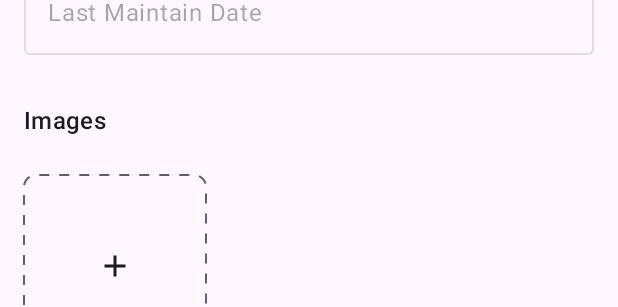
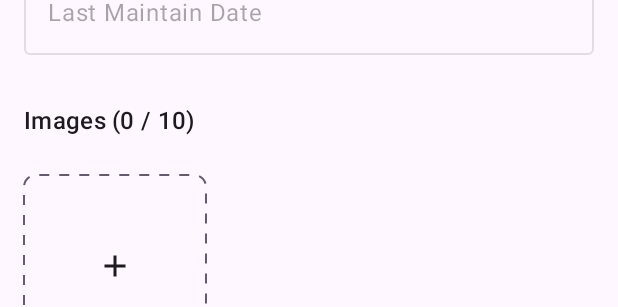
Before and after one commit to lqman104/image-machine, an Android app built with Jetpack Compose: the @Preview function DetailScreenPreview, on a phone screen of 412 x 824 dp. Shown: the part 449-756 px from the top of the screen. Run offline under Robolectric (Android 15) with nearby library versions, the phone set to English and light mode, and no system bars.

Commit message:
feat: delete selected picture and button add validation

```diff
--- a/app/src/main/java/com/luqman/imagemachine/ui/screens/detail/DetailScreen.kt
+++ b/app/src/main/java/com/luqman/imagemachine/ui/screens/detail/DetailScreen.kt
@@ -4,6 +4,7 @@ import android.net.Uri
 import androidx.activity.compose.rememberLauncherForActivityResult
 import androidx.activity.result.PickVisualMediaRequest
 import androidx.activity.result.contract.ActivityResultContracts
+import androidx.compose.foundation.background
 import androidx.compose.foundation.clickable
 import androidx.compose.foundation.layout.Arrangement
 import androidx.compose.foundation.layout.Box
@@ -25,6 +26,7 @@ import androidx.compose.foundation.shape.RoundedCornerShape
 import androidx.compose.material.icons.Icons
 import androidx.compose.material.icons.filled.Add
 import androidx.compose.material.icons.filled.ArrowBack
+import androidx.compose.material.icons.filled.Close
 import androidx.compose.material3.Button
 import androidx.compose.material3.ExperimentalMaterial3Api
 import androidx.compose.material3.Icon
@@ -51,6 +53,7 @@ import androidx.compose.ui.Modifier
 import androidx.compose.ui.draw.clip
 import androidx.compose.ui.draw.drawBehind
 import androidx.compose.ui.geometry.CornerRadius
+import androidx.compose.ui.graphics.Color
 import androidx.compose.ui.graphics.PathEffect
 import androidx.compose.ui.graphics.drawscope.Stroke
 import androidx.compose.ui.input.nestedscroll.nestedScroll
@@ -202,6 +205,11 @@ fun DetailScreen(
                         multiSelectImageLauncher.launch(
                             PickVisualMediaRequest(mediaType = ActivityResultContracts.PickVisualMedia.ImageOnly)
                         )
+                    },
+                    onDeleteImage = { picture ->
+                        itemsUri = itemsUri.toMutableList().apply {
+                            remove(picture)
+                        }
                     }
                 )
             }
@@ -279,37 +287,32 @@ private fun LazyGridScope.formSection(
 fun LazyGridScope.imageSection(
     modifier: Modifier = Modifier,
     pictures: List<Uri>,
+    onDeleteImage: (Uri) -> Unit,
     onClickImageAdd: () -> Unit
 ) {
+    val picturesSize = pictures.size
     item(span = { GridItemSpan(GRID_COUNT) }) {
         Column(modifier = modifier) {
             Text(
-                text = stringResource(id = R.string.image_subtitle_text),
+                text = stringResource(id = R.string.image_subtitle_text, picturesSize),
                 style = MaterialTheme.typography.titleMedium
             )
             Spacer(modifier = Modifier.height(16.dp))
         }
     }
 
-    if (pictures.size < 10) {
-        item {
-            ButtonAddImage(
-                onClick = onClickImageAdd
-            )
-        }
+    item {
+        ButtonAddImage(
+            enable = picturesSize < 10,
+            onClick = onClickImageAdd
+        )
     }
 
     items(pictures) { picture ->
-        Box(modifier = Modifier.aspectRatio(1f)) {
-            AsyncImage(
-                model = picture,
-                contentDescription = "",
-                modifier = Modifier
-                    .fillMaxWidth()
-                    .clip(shape = RoundedCornerShape(corner = CornerSize(16.dp))),
-                contentScale = ContentScale.Crop,
-            )
-        }
+        ImageThumbnail(
+            picture = picture,
+            onDeleteImage = onDeleteImage
+        )
     }
 }
 
@@ -346,8 +349,33 @@ fun InputField(
 }
 
 @Composable
+fun ImageThumbnail(
+    modifier: Modifier = Modifier,
+    picture: Uri,
+    onDeleteImage: (Uri) -> Unit
+) {
+    Box(modifier = modifier.aspectRatio(1f)) {
+        AsyncImage(
+            model = picture,
+            contentDescription = "",
+            modifier = Modifier
+                .fillMaxWidth()
+                .clip(shape = RoundedCornerShape(corner = CornerSize(16.dp))),
+            contentScale = ContentScale.Crop,
+        )
+        IconButton(
+            modifier = Modifier.align(Alignment.TopEnd),
+            onClick = { onDeleteImage(picture) }
+        ) {
+            Icon(imageVector = Icons.Default.Close, contentDescription = "delete the image")
+        }
+    }
+}
+
+@Composable
 fun ButtonAddImage(
     modifier: Modifier = Modifier,
+    enable: Boolean,
     onClick: () -> Unit
 ) {
     val color = MaterialTheme.colorScheme.secondary
@@ -358,6 +386,7 @@ fun ButtonAddImage(
 
     Box(
         modifier = modifier
+            .background(if (!enable) Color.LightGray else Color.Transparent)
             .aspectRatio(1f)
             .drawBehind {
                 drawRoundRect(
@@ -366,7 +395,7 @@ fun ButtonAddImage(
                     cornerRadius = CornerRadius(8.dp.toPx())
                 )
             }
-            .clickable {
+            .clickable(enabled = enable) {
                 onClick()
             },
         contentAlignment = Alignment.Center,
@@ -384,9 +413,17 @@ fun DetailScreenPreview() {
 @Preview
 @Composable
 fun ButtonAddImagePreview() {
-    ButtonAddImage {
+    ButtonAddImage(
+        enable = true
+    ) {
 
     }
+}
+
+@Preview
+@Composable
+fun ImageThumbnailPreview() {
+    ImageThumbnail(picture = Uri.EMPTY, onDeleteImage = {})
 }
 
 object DetailScreen {
--- a/app/src/main/res/values/strings.xml
+++ b/app/src/main/res/values/strings.xml
@@ -19,6 +19,6 @@
   <string name="empty_title_message">Machine empty</string>
   <string name="empty_desc_message">Click \"+\" button to add machine</string>
   <string name="error_title_message">An Error Occur</string>
-  <string name="image_subtitle_text">Images</string>
+  <string name="image_subtitle_text">Images (%d / 10)</string>
 
 </resources>
```
